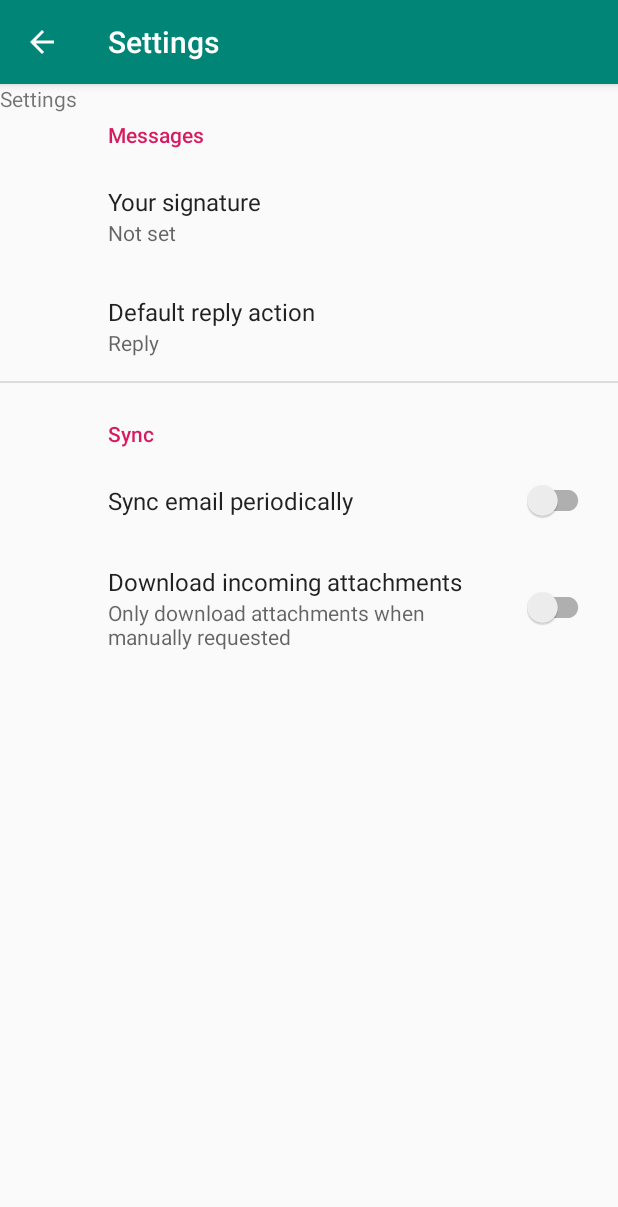
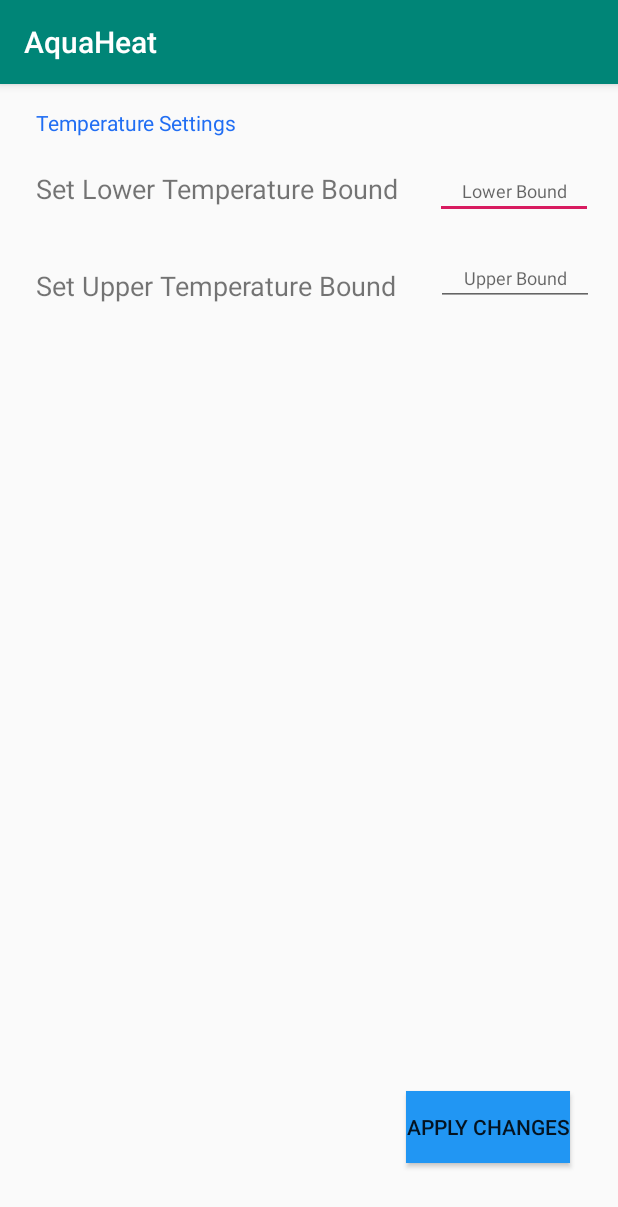
Before and after one commit to alangonzalez1/AquaHeat_Android_Studio, an Android app: the screen it shows after launch (SettingsActivity before the commit, SettingsActivity2 after it), after a tap on "OPEN SETTINGS", on a phone screen of 412 x 824 dp. Shown: the top 1207 px of the screen. Run offline under Robolectric (Android 15) with nearby library versions, the phone set to English and light mode, and no system bars; 1 other tap on this screen came first.

Commit message:
AquaHeat

```diff
--- a/AquaHeat/app/src/main/java/com/example/aquaheat/MainActivity.java
+++ b/AquaHeat/app/src/main/java/com/example/aquaheat/MainActivity.java
@@ -8,6 +8,8 @@ import android.view.View;
 import android.widget.Button;
 import android.widget.TextView;
 
+import org.w3c.dom.Text;
+
 import java.util.Random;
 
 public class MainActivity extends AppCompatActivity {
@@ -15,6 +17,7 @@ public class MainActivity extends AppCompatActivity {
     private Button syncTempBtn;
     private Button setButton;
     private TextView currentTemp;
+    private TextView lowerBound, upperBound;
 
     @Override
     protected void onCreate(Bundle savedInstanceState) {
@@ -24,6 +27,12 @@ public class MainActivity extends AppCompatActivity {
         setButton = (Button) findViewById(R.id.setButton);
         syncTempBtn = (Button) findViewById(R.id.syncTempBtn);
         currentTemp = (TextView) findViewById(R.id.currentTemp);
+        lowerBound = (TextView) findViewById(R.id.lowerBound);
+        upperBound = (TextView) findViewById(R.id.upperBound);
+
+        // Initialize  the bounds text to whatever is the default in the settings activity
+        lowerBound.setText(Integer.toString(SettingsActivity2.lowerBoundInt));
+        upperBound.setText(Integer.toString(SettingsActivity2.upperBoundInt));
 
         setButton.setOnClickListener(new View.OnClickListener() {
             @Override
@@ -36,8 +45,8 @@ public class MainActivity extends AppCompatActivity {
             @Override
             public void onClick(View v) {
                 // program the button to do something here
-                int x = randGenerate(); // generate random number between 0 and 20
-                currentTemp.setText(Integer.toString(x));
+                float x = (float) randGenerate(); // generate random number between 0 and 20
+                currentTemp.setText(Float.toString(x));
 
             }
 
@@ -46,7 +55,7 @@ public class MainActivity extends AppCompatActivity {
 
 
     public void openSettings() {
-        Intent intent = new Intent(this, SettingsActivity.class);
+        Intent intent = new Intent(this, SettingsActivity2.class);
         startActivity(intent);
     }
 
--- a/AquaHeat/app/src/main/java/com/example/aquaheat/SettingsActivity.java
+++ /dev/null
@@ -1,31 +0,0 @@
-package com.example.aquaheat;
-
-import android.os.Bundle;
-
-import androidx.appcompat.app.ActionBar;
-import androidx.appcompat.app.AppCompatActivity;
-import androidx.preference.PreferenceFragmentCompat;
-
-public class SettingsActivity extends AppCompatActivity {
-
-    @Override
-    protected void onCreate(Bundle savedInstanceState) {
-        super.onCreate(savedInstanceState);
-        setContentView(R.layout.settings_activity);
-        getSupportFragmentManager()
-                .beginTransaction()
-                .replace(R.id.settings, new SettingsFragment())
-                .commit();
-        ActionBar actionBar = getSupportActionBar();
-        if (actionBar != null) {
-            actionBar.setDisplayHomeAsUpEnabled(true);
-        }
-    }
-
-    public static class SettingsFragment extends PreferenceFragmentCompat {
-        @Override
-        public void onCreatePreferences(Bundle savedInstanceState, String rootKey) {
-            setPreferencesFromResource(R.xml.root_preferences, rootKey);
-        }
-    }
-}
--- /dev/null
+++ b/AquaHeat/app/src/main/java/com/example/aquaheat/SettingsActivity2.java
@@ -0,0 +1,47 @@
+package com.example.aquaheat;
+
+import androidx.appcompat.app.AppCompatActivity;
+
+import android.content.Intent;
+import android.os.Bundle;
+import android.view.View;
+import android.widget.Button;
+import android.widget.EditText;
+import android.widget.TextView;
+
+
+public class SettingsActivity2 extends AppCompatActivity {
+
+    static int lowerBoundInt = 45, upperBoundInt = 60;
+    private EditText uBndInput;
+    private EditText lBndInput;
+    private Button applyBtn;
+
+    @Override
+    protected void onCreate(Bundle savedInstanceState) {
+        super.onCreate(savedInstanceState);
+        setContentView(R.layout.activity_settings2);
+
+        // insert code here
+        uBndInput = (EditText) findViewById(R.id.uBndInput);
+        lBndInput = (EditText) findViewById(R.id.lBndInput);
+        applyBtn = (Button) findViewById(R.id.applyBtn);
+
+        applyBtn.setOnClickListener(new View.OnClickListener() {
+            @Override
+            public void onClick(View v) {
+                // code for what the button will do
+                lowerBoundInt = Integer.valueOf(lBndInput.getText().toString());
+                upperBoundInt = Integer.valueOf(uBndInput.getText().toString());
+
+                openMain();
+
+            }
+        });
+    }
+
+    public void openMain() {
+        Intent intent = new Intent(this, MainActivity.class);
+        startActivity(intent);
+    }
+}
--- /dev/null
+++ b/AquaHeat/app/src/main/res/layout/activity_settings2.xml
@@ -0,0 +1,94 @@
+<?xml version="1.0" encoding="utf-8"?>
+<androidx.constraintlayout.widget.ConstraintLayout
+    xmlns:android="http://schemas.android.com/apk/res/android"
+    xmlns:app="http://schemas.android.com/apk/res-auto"
+    xmlns:tools="http://schemas.android.com/tools"
+    android:layout_width="match_parent"
+    android:layout_height="match_parent"
+    tools:context=".SettingsActivity2">
+
+        <TextView
+            android:id="@+id/tmpSetTxt"
+            android:layout_width="151dp"
+            android:layout_height="29dp"
+            android:layout_marginStart="24dp"
+            android:layout_marginTop="16dp"
+            android:text="Temperature Settings"
+            android:textColor="#216EF3"
+            android:textSize="14sp"
+            app:layout_constraintStart_toStartOf="parent"
+            app:layout_constraintTop_toTopOf="parent" />
+
+        <TextView
+            android:id="@+id/lBndTxt"
+            android:layout_width="wrap_content"
+            android:layout_height="wrap_content"
+            android:layout_marginStart="24dp"
+            android:layout_marginTop="12dp"
+            android:text="Set Lower Temperature Bound"
+            android:textSize="18sp"
+            app:layout_constraintStart_toStartOf="parent"
+            app:layout_constraintTop_toBottomOf="@+id/tmpSetTxt" />
+
+        <EditText
+            android:id="@+id/lBndInput"
+            android:layout_width="105dp"
+            android:layout_height="34dp"
+            android:layout_marginTop="56dp"
+            android:layout_marginEnd="15dp"
+            android:digits="0123456789"
+            android:ems="10"
+            android:gravity="center"
+            android:hint="Lower Bound"
+            android:inputType="number"
+            android:maxLength="2"
+            android:textSize="12sp"
+            app:layout_constraintEnd_toEndOf="parent"
+            app:layout_constraintHorizontal_bias="0.96"
+            app:layout_constraintStart_toEndOf="@+id/lBndTxt"
+            app:layout_constraintTop_toTopOf="parent" />
+
+        <TextView
+            android:id="@+id/uBndTxt"
+            android:layout_width="wrap_content"
+            android:layout_height="wrap_content"
+            android:layout_marginStart="24dp"
+            android:layout_marginTop="40dp"
+            android:text="Set Upper Temperature Bound"
+            android:textSize="18sp"
+            app:layout_constraintStart_toStartOf="parent"
+            app:layout_constraintTop_toBottomOf="@+id/lBndTxt" />
+
+        <EditText
+            android:id="@+id/uBndInput"
+            android:layout_width="105dp"
+            android:layout_height="34dp"
+            android:layout_marginStart="28dp"
+            android:layout_marginTop="24dp"
+            android:layout_marginEnd="48dp"
+            android:digits="0123456789"
+            android:ems="10"
+            android:gravity="center"
+            android:hint="Upper Bound"
+            android:inputType="number"
+            android:maxLength="2"
+            android:textSize="12sp"
+            app:layout_constraintEnd_toEndOf="parent"
+            app:layout_constraintHorizontal_bias="0.044"
+            app:layout_constraintStart_toEndOf="@+id/uBndTxt"
+            app:layout_constraintTop_toBottomOf="@+id/lBndInput" />
+
+        <Button
+            android:id="@+id/applyBtn"
+            android:layout_width="wrap_content"
+            android:layout_height="wrap_content"
+            android:background="#2196F3"
+            android:text="Apply Changes"
+            app:layout_constraintBottom_toBottomOf="parent"
+            app:layout_constraintEnd_toEndOf="parent"
+            app:layout_constraintHorizontal_bias="0.894"
+            app:layout_constraintStart_toStartOf="parent"
+            app:layout_constraintTop_toTopOf="parent"
+            app:layout_constraintVertical_bias="0.932" />
+
+    </androidx.constraintlayout.widget.ConstraintLayout>
--- a/AquaHeat/app/src/main/res/layout/settings_activity.xml
+++ /dev/null
@@ -1,21 +0,0 @@
-<LinearLayout xmlns:android="http://schemas.android.com/apk/res/android"
-    xmlns:app="http://schemas.android.com/apk/res-auto"
-    xmlns:tools="http://schemas.android.com/tools"
-    android:layout_width="match_parent"
-    android:layout_height="match_parent">
-
-    <androidx.constraintlayout.widget.ConstraintLayout
-        android:id="@+id/settings"
-        android:layout_width="match_parent"
-        android:layout_height="match_parent">
-
-        <TextView
-            android:id="@+id/textView"
-            android:layout_width="wrap_content"
-            android:layout_height="wrap_content"
-            android:text="Settings"
-            tools:layout_editor_absoluteX="179dp"
-            tools:layout_editor_absoluteY="292dp" />
-    </androidx.constraintlayout.widget.ConstraintLayout>
-
-</LinearLayout>
--- a/AquaHeat/app/src/main/res/values/arrays.xml
+++ b/AquaHeat/app/src/main/res/values/arrays.xml
@@ -1,12 +1,4 @@
 <resources>
     <!-- Reply Preference -->
-    <string-array name="reply_entries">
-        <item>Reply</item>
-        <item>Reply to all</item>
-    </string-array>
 
-    <string-array name="reply_values">
-        <item>reply</item>
-        <item>reply_all</item>
-    </string-array>
 </resources>
--- a/AquaHeat/app/src/main/res/values/strings.xml
+++ b/AquaHeat/app/src/main/res/values/strings.xml
@@ -1,19 +1,9 @@
 <resources>
     <string name="app_name">AquaHeat</string>
-    <string name="title_activity_settings">Settings</string>
 
     <!-- Preference Titles -->
-    <string name="messages_header">Messages</string>
-    <string name="sync_header">Sync</string>
 
     <!-- Messages Preferences -->
-    <string name="signature_title">Your signature</string>
-    <string name="reply_title">Default reply action</string>
 
     <!-- Sync Preferences -->
-    <string name="sync_title">Sync email periodically</string>
-    <string name="attachment_title">Download incoming attachments</string>
-    <string name="attachment_summary_on">Automatically download attachments for incoming emails
-    </string>
-    <string name="attachment_summary_off">Only download attachments when manually requested</string>
 </resources>
--- a/AquaHeat/app/src/main/res/xml/root_preferences.xml
+++ /dev/null
@@ -1,51 +0,0 @@
-<!--
-  ~ Copyright 2018 The app Open Source Project
-  ~
-  ~ Licensed under the Apache License, Version 2.0 (the "License");
-  ~ you may not use this file except in compliance with the License.
-  ~ You may obtain a copy of the License at
-  ~
-  ~      http://www.apache.org/licenses/LICENSE-2.0
-  ~
-  ~ Unless required by applicable law or agreed to in writing, software
-  ~ distributed under the License is distributed on an "AS IS" BASIS,
-  ~ WITHOUT WARRANTIES OR CONDITIONS OF ANY KIND, either express or implied.
-  ~ See the License for the specific language governing permissions and
-  ~ limitations under the License.
-  -->
-
-<PreferenceScreen xmlns:app="http://schemas.android.com/apk/res-auto">
-
-    <PreferenceCategory app:title="@string/messages_header">
-
-        <EditTextPreference
-            app:key="signature"
-            app:title="@string/signature_title"
-            app:useSimpleSummaryProvider="true" />
-
-        <ListPreference
-            app:defaultValue="reply"
-            app:entries="@array/reply_entries"
-            app:entryValues="@array/reply_values"
-            app:key="reply"
-            app:title="@string/reply_title"
-            app:useSimpleSummaryProvider="true" />
-
-    </PreferenceCategory>
-
-    <PreferenceCategory app:title="@string/sync_header">
-
-        <SwitchPreferenceCompat
-            app:key="sync"
-            app:title="@string/sync_title" />
-
-        <SwitchPreferenceCompat
-            app:dependency="sync"
-            app:key="attachment"
-            app:summaryOff="@string/attachment_summary_off"
-            app:summaryOn="@string/attachment_summary_on"
-            app:title="@string/attachment_title" />
-
-    </PreferenceCategory>
-
-</PreferenceScreen>
```
Also changed, not shown: AquaHeat/app/src/main/AndroidManifest.xml (+2 -8 lines), AquaHeat/app/src/main/res/layout/activity_main.xml (+99 -18 lines).
